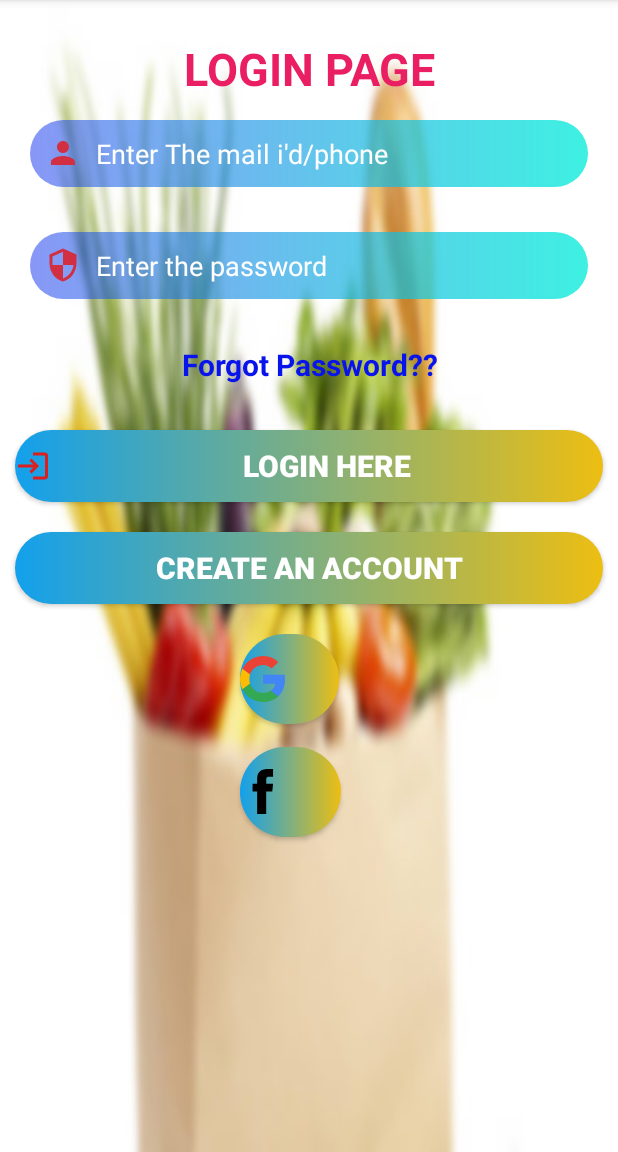
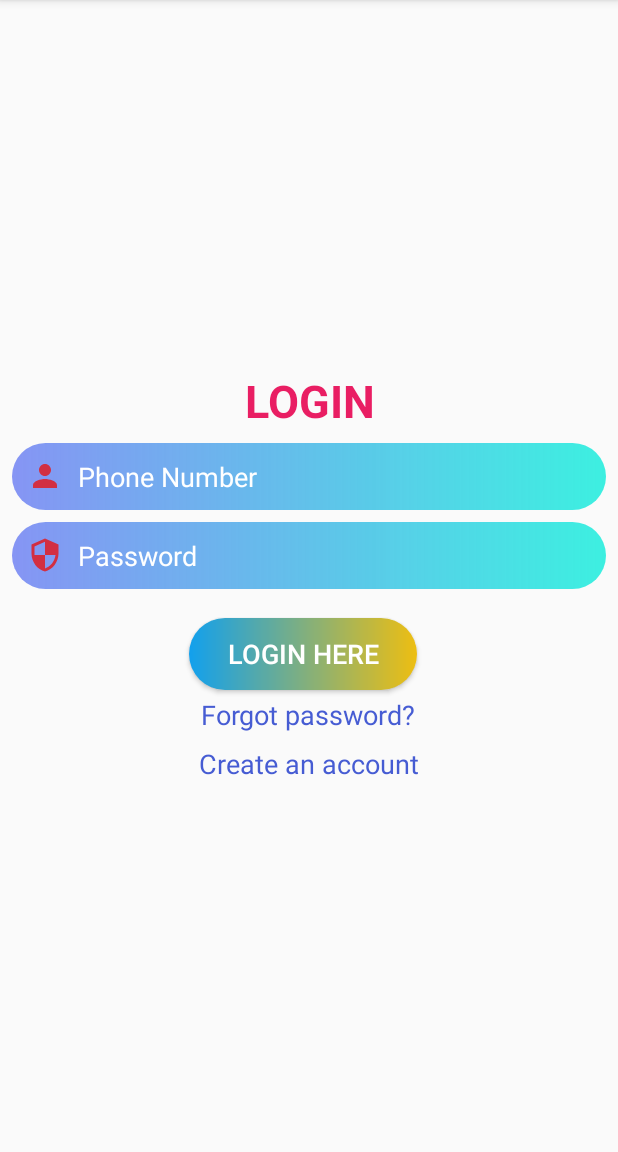
Before and after one commit to iamrk1811/Grocery, an Android app: the screen it shows after launch (LoginActivity), after a tap on "Already registered? login here", on a phone screen of 412 x 824 dp, the part 84-1236 px from its top. Run offline under Robolectric (Android 15) with nearby library versions, the phone set to English and light mode, and no system bars; our stand-ins replace Firebase (no records; nobody signed in at launch, a user with empty details on screens opened directly); Roboto replaces fonts that are not available here; 1 other tap on this screen came first.

Commit message:
login page design fixed

```diff
--- a/app/src/main/java/in/csrk/egrocery/LoginActivity.java
+++ b/app/src/main/java/in/csrk/egrocery/LoginActivity.java
@@ -3,13 +3,37 @@ package in.csrk.egrocery;
 
 import androidx.appcompat.app.AppCompatActivity;
 
+import android.content.Intent;
 import android.os.Bundle;
+import android.view.View;
+import android.widget.Button;
+import android.widget.EditText;
+import android.widget.TextView;
 
 public class LoginActivity extends AppCompatActivity {
+    EditText editTextUserLoginPhoneNumber, editTextUserLoginPassword;
+    Button buttonUserLoginButton;
+    TextView textViewUserForgotPassword, textViewUserCreateAccount;
 
     @Override
     protected void onCreate(Bundle savedInstanceState) {
         super.onCreate(savedInstanceState);
         setContentView(R.layout.activity_login);
+
+        editTextUserLoginPhoneNumber = findViewById(R.id.userLoginPhoneNumberEditText);
+        editTextUserLoginPassword = findViewById(R.id.userLoginPasswordEditText);
+        buttonUserLoginButton = findViewById(R.id.userLoginButton);
+        textViewUserCreateAccount = findViewById(R.id.userLoginCreateAccountTextView);
+        textViewUserForgotPassword = findViewById(R.id.userForgotPasswordTextView);
+
+
+        textViewUserCreateAccount.setOnClickListener(new View.OnClickListener() {
+            @Override
+            public void onClick(View v) {
+                startActivity(new Intent(LoginActivity.this, RegisterActivity.class));
+                finish();
+            }
+        });
+
     }
 }
--- a/app/src/main/java/in/csrk/egrocery/RegisterActivity.java
+++ b/app/src/main/java/in/csrk/egrocery/RegisterActivity.java
@@ -67,7 +67,8 @@ public class RegisterActivity extends AppCompatActivity {
         alreadyRegisterButton.setOnClickListener(new View.OnClickListener() {
             @Override
             public void onClick(View v) {
-                startActivity(new Intent(getApplicationContext(), LoginActivity.class));
+                startActivity(new Intent(RegisterActivity.this, LoginActivity.class));
+                finish();
             }
         });
 
--- a/app/src/main/res/layout/activity_login.xml
+++ b/app/src/main/res/layout/activity_login.xml
@@ -1,113 +1,112 @@
 <?xml version="1.0" encoding="utf-8"?>
-<LinearLayout xmlns:android="http://schemas.android.com/apk/res/android"
+<androidx.constraintlayout.widget.ConstraintLayout xmlns:android="http://schemas.android.com/apk/res/android"
     xmlns:app="http://schemas.android.com/apk/res-auto"
+    xmlns:tools="http://schemas.android.com/tools"
     android:layout_width="match_parent"
     android:layout_height="match_parent"
-    android:background="@drawable/image_blur"
+    android:orientation="vertical">
+
+    <LinearLayout
+        android:id="@+id/linearLayout"
+        android:layout_width="match_parent"
+        android:layout_height="wrap_content"
+        android:layout_gravity="center"
+        android:layout_margin="4dp"
         android:orientation="vertical"
-    >
+        app:layout_constraintBottom_toBottomOf="parent"
+        app:layout_constraintEnd_toEndOf="parent"
+        app:layout_constraintStart_toStartOf="parent"
+        app:layout_constraintTop_toTopOf="parent">
 
         <TextView
+            android:id="@+id/textView3"
             android:layout_width="match_parent"
             android:layout_height="wrap_content"
-        android:layout_marginTop="25dp"
-        android:text="LOGIN PAGE"
+            android:layout_margin="4dp"
+            android:text="LOGIN"
             android:textAlignment="center"
             android:textColor="#E91E63"
             android:textSize="30sp"
             android:textStyle="bold"
-        />
-
+            app:layout_constraintEnd_toEndOf="parent"
+            app:layout_constraintStart_toStartOf="parent"
+            app:layout_constraintTop_toTopOf="parent" />
 
         <EditText
+            android:id="@+id/userLoginPhoneNumberEditText"
             android:layout_width="match_parent"
             android:layout_height="wrap_content"
+            android:layout_margin="4dp"
             android:layout_marginHorizontal="20dp"
-        android:layout_marginBottom="30dp"
             android:background="@drawable/press_bg"
             android:drawableLeft="@drawable/ic_baseline_person_24"
             android:drawablePadding="10dp"
-        android:hint="Enter The mail i'd/phone"
+            android:hint="Phone Number"
             android:padding="10dp"
-        android:layout_marginTop="14dp"
-        android:textColorHint="@color/white" />
+            android:textColorHint="@color/white"
+            app:layout_constraintEnd_toEndOf="parent"
+            app:layout_constraintStart_toStartOf="parent"
+            app:layout_constraintTop_toBottomOf="@+id/textView3" />
+
+        <EditText
+            android:id="@+id/userLoginPasswordEditText"
+            android:layout_width="match_parent"
+            android:layout_height="wrap_content"
+            android:layout_margin="4dp"
+            android:layout_marginHorizontal="20dp"
+            android:background="@drawable/press_bg"
+            android:drawableLeft="@drawable/security_24"
+            android:drawablePadding="10dp"
+            android:hint="Password"
+            android:inputType="textPassword"
+            android:padding="10dp"
+            android:textColorHint="@color/white"
+            app:layout_constraintEnd_toEndOf="parent"
+            app:layout_constraintStart_toStartOf="parent"
+            app:layout_constraintTop_toBottomOf="@+id/editText" />
+
+        <Button
+            android:id="@+id/userLoginButton"
+            android:layout_width="wrap_content"
+            android:layout_height="wrap_content"
+            android:layout_gravity="center"
+            android:layout_marginHorizontal="40dp"
+            android:layout_marginTop="15dp"
+            android:layout_marginEnd="4dp"
+            android:background="@drawable/button_bg"
+            android:paddingLeft="25dp"
+            android:paddingRight="25dp"
+            android:text="Login Here"
+            android:textColor="@color/white"
+
+            android:textSize="18sp"
+            app:layout_constraintEnd_toEndOf="parent"
+            app:layout_constraintHorizontal_bias="0.526"
+            app:layout_constraintStart_toStartOf="parent"
+            tools:layout_editor_absoluteY="476dp" />
+
+        <TextView
+            android:id="@+id/userForgotPasswordTextView"
+            android:layout_width="wrap_content"
+            android:layout_height="wrap_content"
+            android:layout_gravity="center"
+            android:layout_margin="4dp"
+            android:text="Forgot password?"
+            android:textColor="#465CD3"
+            android:textSize="18sp" />
+
+        <TextView
+            android:id="@+id/userLoginCreateAccountTextView"
+            android:layout_width="wrap_content"
+            android:layout_height="wrap_content"
+            android:layout_gravity="center"
+            android:layout_margin="4dp"
+            android:text="Create an account"
+            android:textColor="#465CD3"
+            android:textSize="18sp" />
 
 
-    <EditText
-        android:layout_width="match_parent"
-        android:layout_height="wrap_content"
-        android:layout_marginHorizontal="20dp"
-        android:layout_marginBottom="30dp"
-        android:background="@drawable/press_bg"
-        android:hint="Enter the password"
-        android:drawableLeft="@drawable/security_24"
-        android:drawablePadding="10dp"
-        android:inputType="textPassword"
-        android:padding="10dp"
-        android:textColorHint="@color/white" />
+    </LinearLayout>
 
-    <TextView
-        android:layout_width="match_parent"
-        android:layout_height="wrap_content"
-        android:layout_marginBottom="20dp"
-        android:text="Forgot Password??"
-        android:textAlignment="center"
-        android:textColor="#0914EC"
-        android:textSize="20dp"
-        android:textStyle="bold" />
 
-    <Button
-        android:id="@+id/loginhere"
-        android:layout_width="match_parent"
-        android:layout_height="wrap_content"
-        android:layout_margin="10dp"
-        android:layout_marginHorizontal="40dp"
-        android:layout_marginTop="10dp"
-        android:layout_marginBottom="20dp"
-        android:background="@drawable/button_bg"
-        android:drawableLeft="@drawable/login_24"
-        android:text="Login Here"
-        android:textColor="@color/white"
-        android:textSize="20dp"
-
-        android:textStyle="bold" />
-
-    <Button
-        android:id="@+id/create_an_account"
-        android:layout_width="match_parent"
-        android:layout_height="wrap_content"
-        android:layout_margin="10dp"
-        android:layout_marginTop="400dp"
-        android:layout_marginBottom="50dp"
-        android:background="@drawable/button_bg"
-        android:text="Create An Account"
-        android:textAlignment="center"
-        android:textColor="@color/white"
-        android:textSize="20dp"
-        android:textStyle="bold" />
-
-    <Button
-        android:id="@+id/google"
-        android:layout_width="66dp"
-        android:layout_height="60dp"
-        android:layout_marginHorizontal="160dp"
-        android:layout_marginTop="10dp"
-        android:background="@drawable/button_bg"
-        android:drawableLeft="@drawable/ic_google"
-        android:textSize="20dp"
-
-        />
-
-    <Button
-        android:id="@+id/facebook"
-        android:layout_width="67dp"
-        android:layout_height="60dp"
-        android:layout_marginHorizontal="160dp"
-        android:layout_marginTop="15dp"
-        android:background="@drawable/button_bg"
-        android:drawableLeft="@drawable/ic_facebook"
-        android:textSize="20dp"
-
-        />
-
-</LinearLayout>
+</androidx.constraintlayout.widget.ConstraintLayout>
```
Lines whose indentation alone changed are shown as unchanged.
